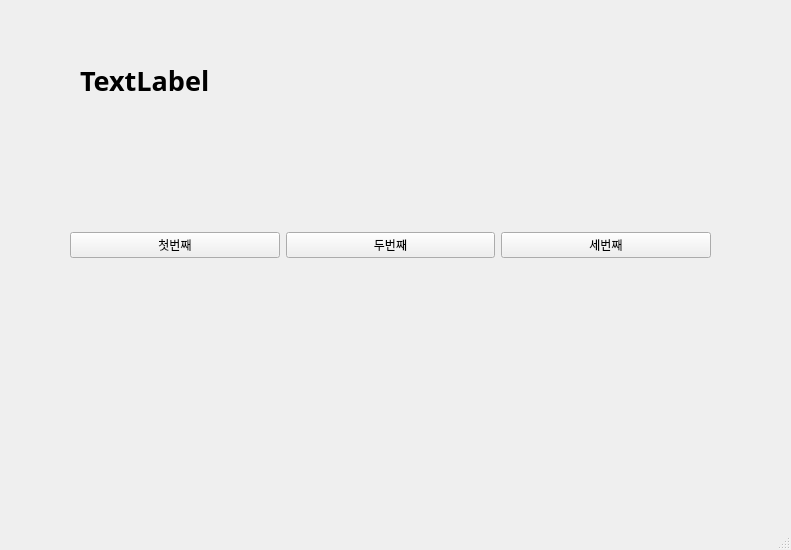
Before: the Qt Designer form DemoForm2.ui in andylifeLee/python20231113, drawn with Qt 5.
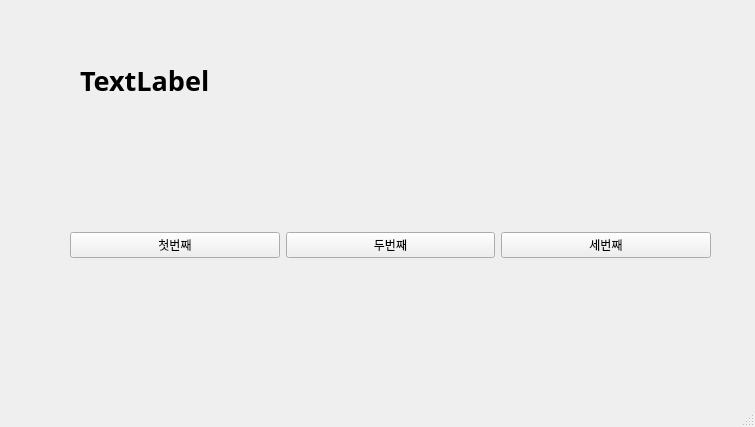
After: the same form once the commit is applied.

The edit to the form file:
```diff
--- a/DemoForm2.ui
+++ b/DemoForm2.ui
@@ -6,8 +6,8 @@
    <rect>
     <x>0</x>
     <y>0</y>
-    <width>791</width>
-    <height>550</height>
+    <width>755</width>
+    <height>427</height>
    </rect>
   </property>
   <property name="windowTitle">
```
Left out of the diff: 2 changed lines with no effect on the pictures.
